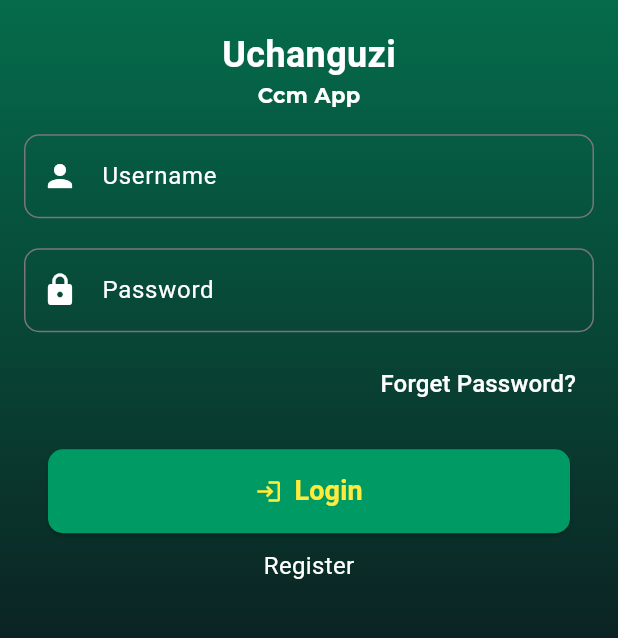
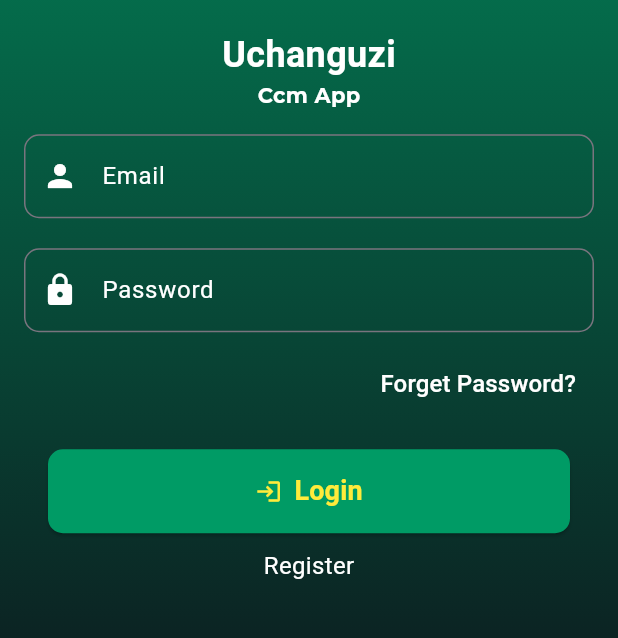
Before and after one commit to dhsoft95/ccm, a Flutter app: the screen it shows after launch, after a tap on "Login", on a phone screen of 412 x 824 dp, the part 423-1061 px from its top. Run offline on Flutter 3.47's test engine with Material 3 defaults, Android fonts, the phone set to English and light mode, and no system bars; our stand-ins replace animated_bottom_navigation_bar, carousel_slider, contacts_service, flutter_dotenv, google_fonts, iconly and 3 more; accounts and stored records are empty.

Commit message:
Added Login logic

```diff
--- a/lib/Providers/authProvider.dart
+++ b/lib/Providers/authProvider.dart
@@ -9,6 +9,8 @@ import '../Models/User.dart';
 
 class AuthProvider extends ChangeNotifier {
   final _baseUrl = dotenv.env['API_URL'];
+
+
 
 
    User? _currentUser;
--- a/lib/Screens/Auth/login.dart
+++ b/lib/Screens/Auth/login.dart
@@ -12,6 +12,7 @@ class LoginScreen extends StatefulWidget {
   @override
   _LoginPageState createState() => _LoginPageState();
 }
+
 class _LoginPageState extends State<LoginScreen> {
   final TextEditingController emailController = TextEditingController();
   final TextEditingController passwordController = TextEditingController();
@@ -35,14 +36,11 @@ class _LoginPageState extends State<LoginScreen> {
     }
   ''';
 
-
-
   @override
   void didChangeDependencies() {
-   authProvider = Provider.of<AuthProvider>(context);
+    authProvider = Provider.of<AuthProvider>(context);
     super.didChangeDependencies();
   }
-
 
   @override
   Widget build(BuildContext context) {
@@ -96,9 +94,11 @@ class _LoginPageState extends State<LoginScreen> {
                   child: Column(
                     children: <Widget>[
                       TextField(
+                        cursorColor: Colors.white,
                         controller: emailController,
+                        style: TextStyle(color: Colors.white),
                         decoration: InputDecoration(
-                          labelText: 'Username',
+                          labelText: 'Email',
                           labelStyle: const TextStyle(color: Colors.white),
                           prefixIcon: const Icon(
                             Icons.person,
@@ -120,7 +120,9 @@ class _LoginPageState extends State<LoginScreen> {
                       ),
                       const SizedBox(height: 20),
                       TextField(
+                        cursorColor: Colors.white,
                         controller: passwordController,
+                        style: TextStyle(color: Colors.white),
                         decoration: InputDecoration(
                           labelText: 'Password',
                           labelStyle: const TextStyle(color: Colors.white),
@@ -166,7 +168,8 @@ class _LoginPageState extends State<LoginScreen> {
                           // Navigator.of(context).push(MaterialPageRoute(builder: (context) => const DashboardScreen()));
                         },
                         style: ElevatedButton.styleFrom(
-                          backgroundColor: const Color(0xff009b65), // Background color
+                          backgroundColor:
+                              const Color(0xff009b65), // Background color
                           shape: RoundedRectangleBorder(
                             borderRadius: BorderRadius.circular(10),
                           ),
@@ -196,7 +199,9 @@ class _LoginPageState extends State<LoginScreen> {
                       InkWell(
                         onTap: () {
                           // Handle registration button logic here
-                          Navigator.of(context).push(MaterialPageRoute(builder: (context) => const RegistrationScreen()));
+                          Navigator.of(context).push(MaterialPageRoute(
+                              builder: (context) =>
+                                  const RegistrationScreen()));
                         },
                         child: const Text(
                           'Register',
@@ -217,15 +222,33 @@ class _LoginPageState extends State<LoginScreen> {
     );
   }
 
-
-
-  login() async{
-    if(emailController.text.isNotEmpty&&passwordController.text.isNotEmpty){
-      await authProvider.login(user: User(email: emailController.text,
-      password: passwordController.text));
+  login() async {
+    if (emailController.text.isNotEmpty && passwordController.text.isNotEmpty) {
+      showDialog(
+          context: context,
+          barrierDismissible: false,
+          builder: (BuildContext context) {
+            return Dialog(
+              backgroundColor: Colors.transparent,
+              elevation: 0,
+              child: Container(
+                height: 100,
+                width: 100,
+                alignment: Alignment.center,
+                child: CircularProgressIndicator.adaptive(backgroundColor: Colors.white,
+                ),
+              ),
+            );
+          });
+      await authProvider.login(
+          user: User(
+              email: emailController.text, password: passwordController.text));
+      if (authProvider.currentUser != null) {
+        Navigator.pushAndRemoveUntil(
+            context,
+            MaterialPageRoute(builder: (_) => DashboardScreen()),
+            (route) => false);
+      }
     }
   }
-
-
-
 }
--- a/pubspec.yaml
+++ b/pubspec.yaml
@@ -26,6 +26,7 @@ dependencies:
   flutter_dotenv: ^5.1.0
   provider: ^6.1.2
   http: ^1.2.1
+  intl: ^0.19.0
 #  graphql_flutter: ^5.2.0-beta.6
 #  graphql: ^5.2.0-beta.6
 #  hive: ^2.2.3
```
Also changed, not shown: lib/Screens/Tabs/home.dart (+15 -3 lines), lib/Screens/Tabs/proEdit.dart (+18 -5 lines), lib/Services/formats.dart (added, +87 -0 lines), lib/Services/greetings.dart (added, +12 -0 lines), pubspec.lock.
